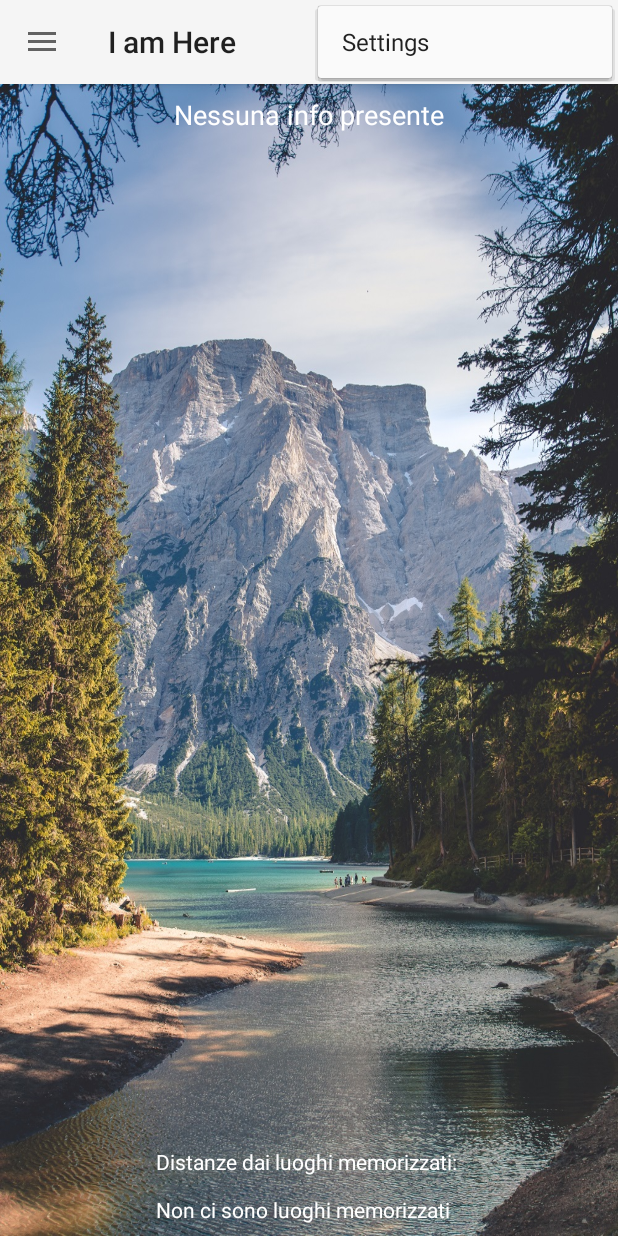
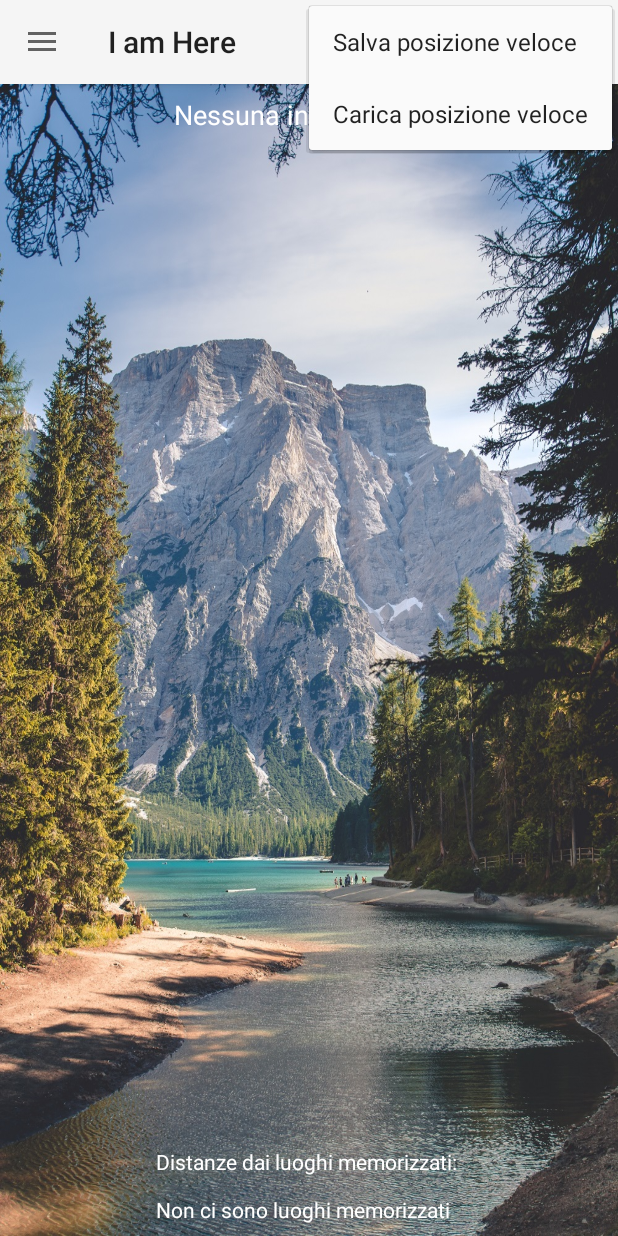
Before and after one commit to Otakar81/android, an Android app: the screen it shows after launch (MainActivity), with the options menu open, on a phone screen of 412 x 824 dp. Run offline under Robolectric (Android 15) with nearby library versions, the phone set to English and light mode, and no system bars.

Commit message:
Aggiunto salvataggio e caricamento veloce

```diff
--- a/IamHere/app/src/main/java/com/bobo/iamhere/LuoghiMemorabiliActivity.java
+++ b/IamHere/app/src/main/java/com/bobo/iamhere/LuoghiMemorabiliActivity.java
@@ -14,7 +14,6 @@ import android.view.MenuItem;
 import android.view.View;
 import android.widget.AdapterView;
 import android.widget.ArrayAdapter;
-import android.widget.BaseAdapter;
 import android.widget.ListView;
 import android.widget.Toast;
 
@@ -34,6 +33,10 @@ public class LuoghiMemorabiliActivity extends AppCompatActivity
         super.onCreate(savedInstanceState);
         setContentView(R.layout.activity_luoghi_memorabili);
 
+        //Cambio il titolo all'activity
+        setTitle(getString(R.string.title_activity_luoghi_memorabili));
+
+        //Carico la toolbar
         Toolbar toolbar = (Toolbar) findViewById(R.id.toolbar);
         setSupportActionBar(toolbar);
 
--- a/IamHere/app/src/main/res/menu/activity_main_drawer.xml
+++ b/IamHere/app/src/main/res/menu/activity_main_drawer.xml
@@ -7,11 +7,11 @@
         <item
             android:id="@+id/nav_home"
             android:icon="@drawable/ic_menu_slideshow"
-            android:title="Home" />
+            android:title="@string/title_activity_main" />
         <item
             android:id="@+id/nav_maps"
             android:icon="@drawable/ic_menu_manage"
-            android:title="Mappa" />
+            android:title="@string/title_activity_maps" />
         <item
             android:id="@+id/nav_meteo"
             android:icon="@drawable/ic_menu_camera"
@@ -19,7 +19,7 @@
         <item
             android:id="@+id/nav_luoghi_memorabili"
             android:icon="@drawable/ic_menu_gallery"
-            android:title="Luoghi memorabili" />
+            android:title="@string/title_activity_luoghi_memorabili" />
         <item
             android:id="@+id/nav_luoghi_interesse"
             android:icon="@drawable/ic_menu_slideshow"
--- a/IamHere/app/src/main/res/menu/main.xml
+++ b/IamHere/app/src/main/res/menu/main.xml
@@ -1,9 +1,19 @@
 <?xml version="1.0" encoding="utf-8"?>
-<menu xmlns:android="http://schemas.android.com/apk/res/android"
+<menu xmlns:tools="http://schemas.android.com/tools"
+    xmlns:android="http://schemas.android.com/apk/res/android"
     xmlns:app="http://schemas.android.com/apk/res-auto">
     <item
-        android:id="@+id/action_settings"
+        android:id="@+id/action_salva_corrente"
+        android:icon="?android:attr/listChoiceIndicatorSingle"
+        android:title="@string/action_salva_corrente"
+        app:showAsAction="ifRoom" />
+    <item
+        android:id="@+id/action_salva_quick"
+        android:title="@string/action_salva_quick"
+        app:showAsAction="withText" />
+    <item
+        android:id="@+id/action_carica_quick"
         android:orderInCategory="100"
-        android:title="@string/action_settings"
+        android:title="@string/action_carica_quick"
         app:showAsAction="never" />
 </menu>
--- a/IamHere/app/src/main/res/values/strings.xml
+++ b/IamHere/app/src/main/res/values/strings.xml
@@ -1,10 +1,20 @@
 <resources>
     <string name="app_name">I am Here</string>
+
     <string name="navigation_drawer_open">Open navigation drawer</string>
     <string name="navigation_drawer_close">Close navigation drawer</string>
     <string name="nav_header_title">G.Claudio</string>
     <string name="nav_header_subtitle">g.claudio.dc@gmail.com</string>
     <string name="nav_header_desc">Navigation header</string>
+
+    <string name="title_activity_main">I am here</string>
+    <string name="title_activity_maps">Mappa</string>
+    <string name="title_activity_luoghi_memorabili">Luoghi salvati</string>
+
     <string name="action_settings">Settings</string>
-    <string name="title_activity_maps">Map</string>
+    <string name="action_salva_quick">Salva posizione veloce</string>
+    <string name="action_carica_quick">Carica posizione veloce</string>
+    <string name="action_salva_corrente">Salva posizione corrente</string>
+
+
 </resources>
```
Also changed, not shown: IamHere/app/src/main/java/com/bobo/iamhere/MainActivity.java (+96 -2 lines), IamHere/app/src/main/java/com/bobo/iamhere/db/DatabaseManager.java (+48 -0 lines), IamHere/app/src/main/java/com/bobo/iamhere/db/LocationDao.java (+6 -1 lines).
